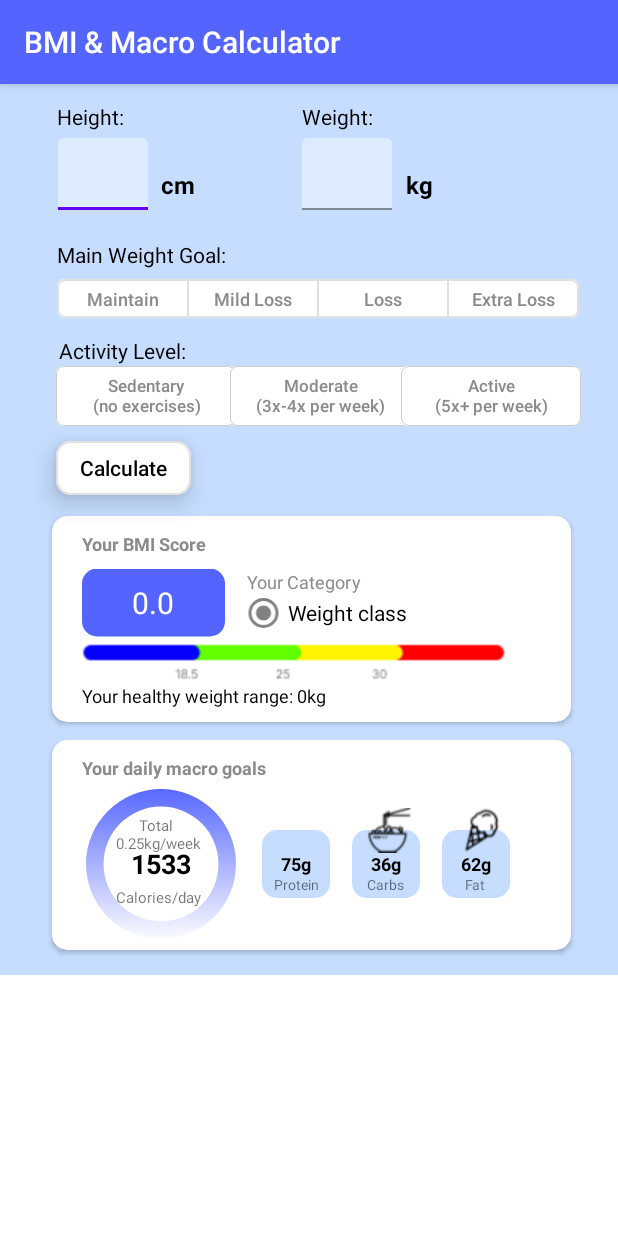
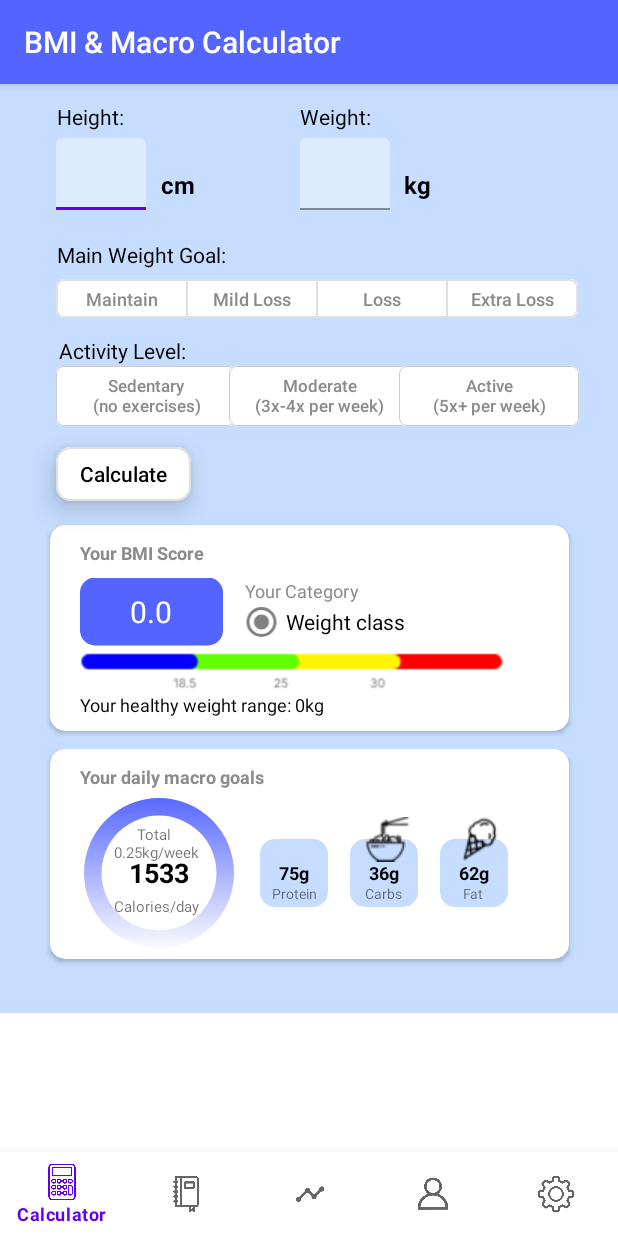
Before and after one commit to LunarDerrick/Healthier_App, an Android app: the BMIMacroCalc screen opened directly, with no data from a screen before it, on a phone screen of 412 x 824 dp. Run offline under Robolectric (Android 15) with nearby library versions, the phone set to English and light mode, and no system bars.

Commit message:
readjust the arrangement

```diff
--- a/app/src/main/res/layout/activity_calculator.xml
+++ b/app/src/main/res/layout/activity_calculator.xml
@@ -10,11 +10,20 @@
     <androidx.fragment.app.FragmentContainerView
         android:id="@+id/FCVCalc"
         android:name="wia2007.example.healthier_app.BMIMacroCalc"
-        android:layout_width="414dp"
-        android:layout_height="650dp"
+        android:layout_width="412dp"
+        android:layout_height="675dp"
         app:layout_constraintEnd_toEndOf="parent"
         app:layout_constraintHorizontal_bias="0.428"
         app:layout_constraintStart_toStartOf="parent"
         app:layout_constraintTop_toTopOf="parent"
         tools:layout="@layout/fragment_bmi_macro" />
+
+    <com.google.android.material.bottomnavigation.BottomNavigationView
+        android:id="@+id/bottom_nav_view"
+        android:layout_width="match_parent"
+        android:layout_height="wrap_content"
+        app:layout_constraintBottom_toBottomOf="parent"
+        app:layout_constraintEnd_toEndOf="parent"
+        app:layout_constraintStart_toStartOf="parent"
+        app:menu="@menu/menu_bottom" />
 </androidx.constraintlayout.widget.ConstraintLayout>
--- a/app/src/main/res/layout/fragment_bmi_macro.xml
+++ b/app/src/main/res/layout/fragment_bmi_macro.xml
@@ -301,7 +301,7 @@
         style="?attr/materialButtonOutlinedStyle"
         android:layout_width="wrap_content"
         android:layout_height="wrap_content"
-        android:layout_marginTop="288dp"
+        android:layout_marginTop="292dp"
         android:backgroundTint="#FFFFFF"
         android:elevation="10dp"
         android:letterSpacing="0"
@@ -320,7 +320,7 @@
         android:id="@+id/CVBMI"
         android:layout_width="346dp"
         android:layout_height="137dp"
-        android:layout_marginTop="344dp"
+        android:layout_marginTop="350dp"
         app:cardCornerRadius="10dp"
         app:layout_constraintEnd_toEndOf="parent"
         app:layout_constraintHorizontal_bias="0.507"
```
